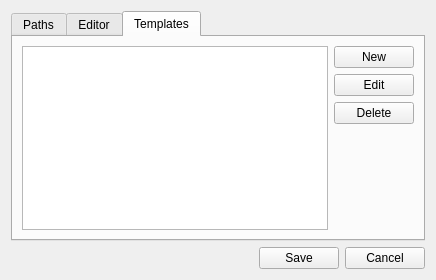
This is SettingsDialog.ui in egrath/equagen as Qt 5 draws it before an edit. The edited form follows.
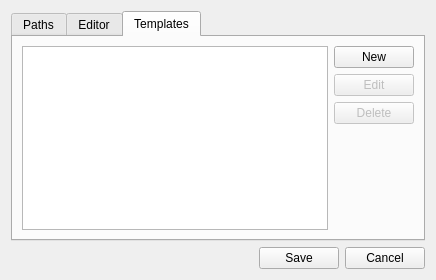
This is the edited form. The open tabs and pages were chosen to show the change.

Patch:
```diff
--- a/SettingsDialog.ui
+++ b/SettingsDialog.ui
@@ -237,6 +237,9 @@
            </item>
            <item>
             <widget class="QPushButton" name="buttonTemplateEdit">
+             <property name="enabled">
+              <bool>false</bool>
+             </property>
              <property name="text">
               <string>Edit</string>
              </property>
@@ -244,6 +247,9 @@
            </item>
            <item>
             <widget class="QPushButton" name="buttonTemplateDelete">
+             <property name="enabled">
+              <bool>false</bool>
+             </property>
              <property name="text">
               <string>Delete</string>
              </property>
```
Left out of the diff: 8 changed lines with no effect on the pictures.
